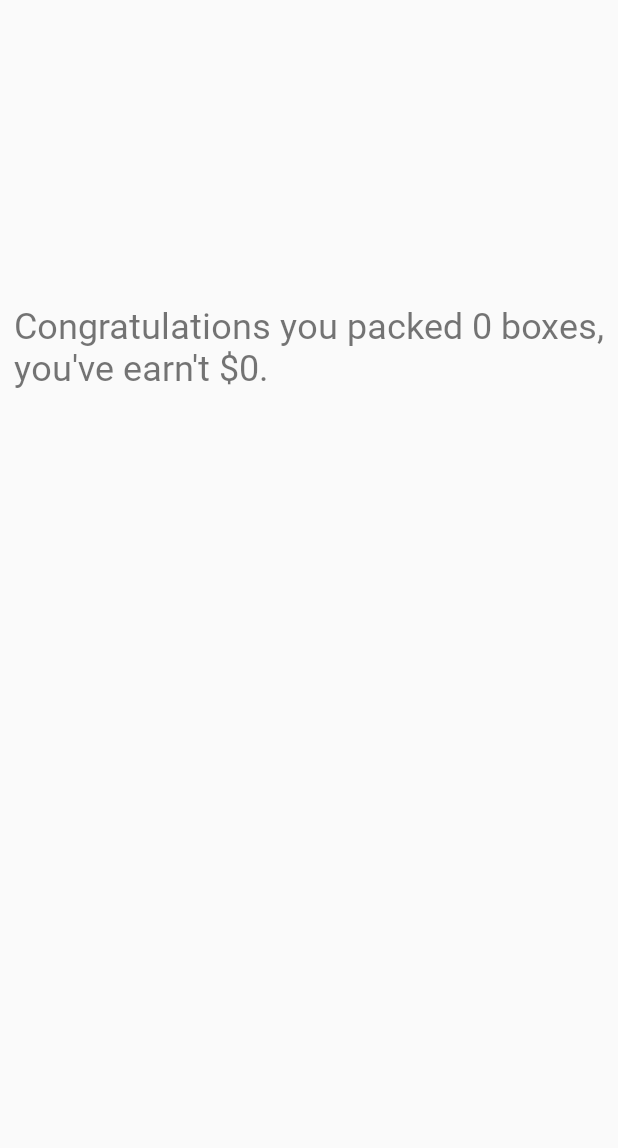
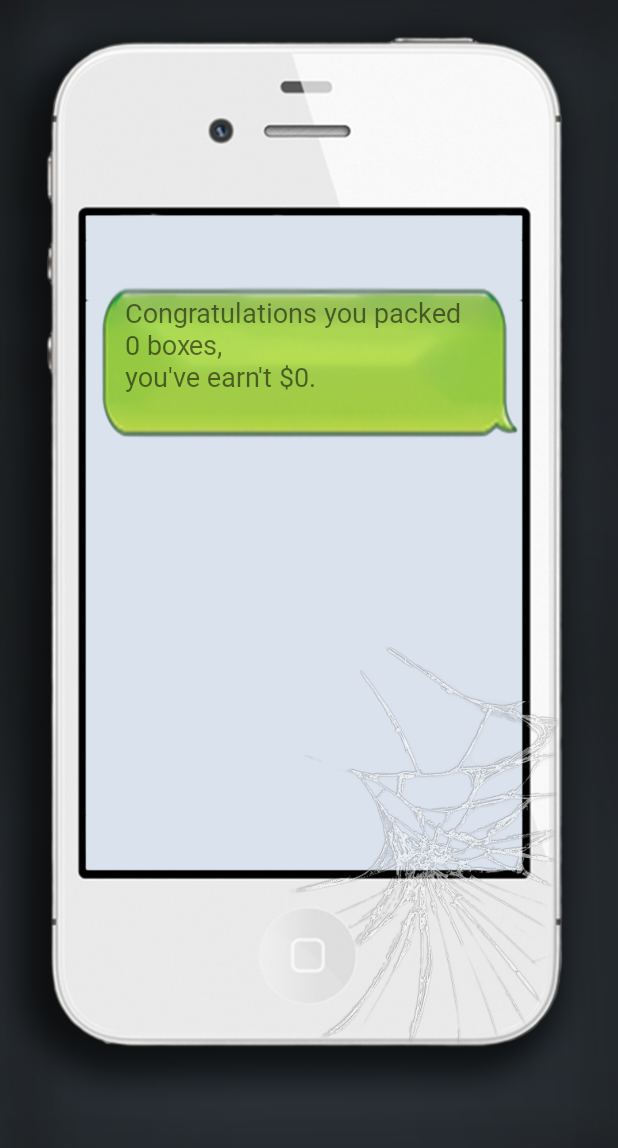
Before and after one commit to RedSoutherly/tac, an Android app: the CinematicActivity screen opened directly, with no data from a screen before it, on a phone screen of 412 x 824 dp. Shown: the top 1148 px of the screen. Run offline under Robolectric (Android 15) with nearby library versions, the light colour scheme and no system bars.

Commit message:
Updated Cinematic screen

```diff
--- a/AndroidStudioProject/app/src/main/res/layout/activity_cinematic.xml
+++ b/AndroidStudioProject/app/src/main/res/layout/activity_cinematic.xml
@@ -6,17 +6,44 @@
     android:layout_height="match_parent"
     tools:context=".CinematicActivity">
 
+    <ImageView
+        android:id="@+id/back"
+        android:layout_width="wrap_content"
+        android:layout_height="wrap_content"
+        android:scaleType="fitXY"
+        app:layout_constraintBottom_toBottomOf="parent"
+        app:layout_constraintEnd_toEndOf="parent"
+        app:layout_constraintStart_toStartOf="parent"
+        app:layout_constraintTop_toTopOf="parent"
+        app:srcCompat="@drawable/back" />
+
+    <ImageView
+        android:id="@+id/phone"
+        android:layout_width="wrap_content"
+        android:layout_height="wrap_content"
+        android:layout_marginEnd="22dp"
+        android:layout_marginRight="22dp"
+        android:adjustViewBounds="true"
+        android:scaleType="fitCenter"
+        app:layout_constraintBottom_toBottomOf="parent"
+        app:layout_constraintEnd_toEndOf="parent"
+        app:layout_constraintHorizontal_bias="0.588"
+        app:layout_constraintStart_toStartOf="parent"
+        app:layout_constraintTop_toTopOf="parent"
+        app:layout_constraintVertical_bias="0.0"
+        app:srcCompat="@drawable/phone" />
+
     <TextView
         android:id="@+id/message1"
-        android:layout_width="wrap_content"
-        android:layout_height="wrap_content"
-        android:layout_marginTop="200dp"
+        android:layout_width="235dp"
+        android:layout_height="81dp"
+        android:layout_marginStart="96dp"
+        android:layout_marginLeft="96dp"
+        android:layout_marginTop="196dp"
         android:fontFamily="@font/amazonfont"
-        android:textSize="24sp"
-        app:layout_constraintEnd_toEndOf="parent"
-        app:layout_constraintHorizontal_bias="0.498"
-        app:layout_constraintStart_toStartOf="parent"
-        app:layout_constraintTop_toTopOf="parent" />
+        android:textSize="18sp"
+        app:layout_constraintStart_toStartOf="@+id/phone"
+        app:layout_constraintTop_toTopOf="@+id/phone" />
 
     <Button
         android:id="@+id/choice2"
@@ -55,4 +82,11 @@
         app:layout_constraintBottom_toBottomOf="parent"
         app:layout_constraintStart_toStartOf="parent"
         app:layout_constraintTop_toTopOf="parent" />
+
+    <androidx.constraintlayout.widget.Guideline
+        android:id="@+id/guideline2"
+        android:layout_width="wrap_content"
+        android:layout_height="wrap_content"
+        android:orientation="vertical"
+        app:layout_constraintGuide_begin="205dp" />
 </androidx.constraintlayout.widget.ConstraintLayout>
```
Also changed, not shown: AndroidStudioProject/app/src/main/res/drawable/phone.png (added), 1 other file.
